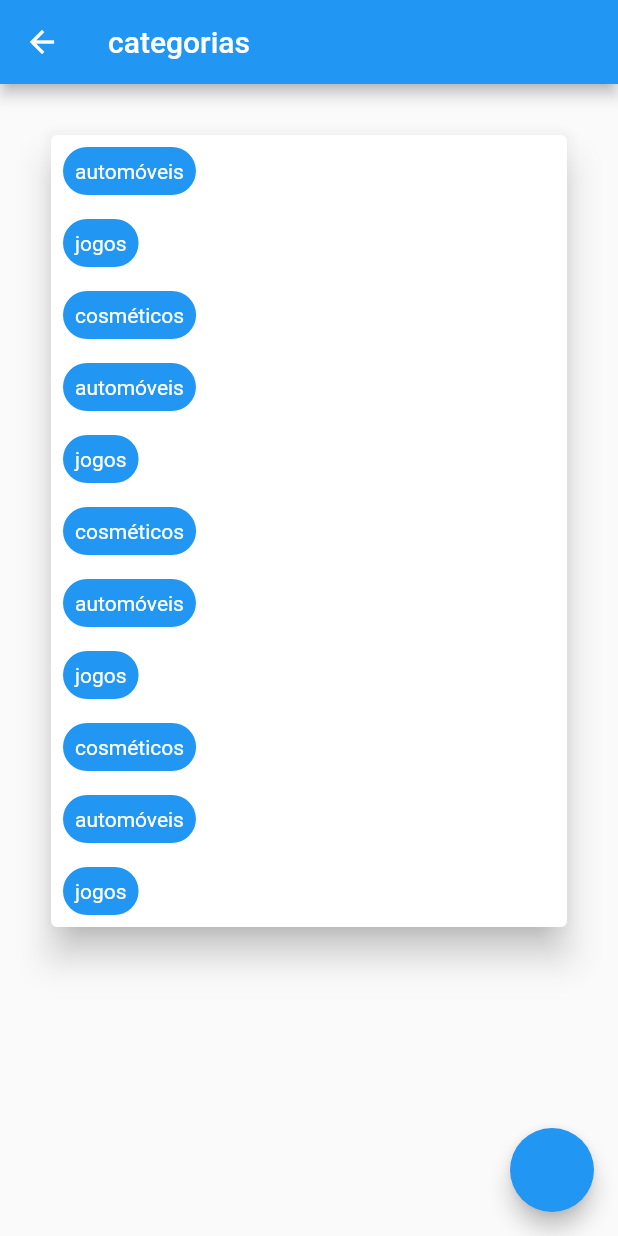
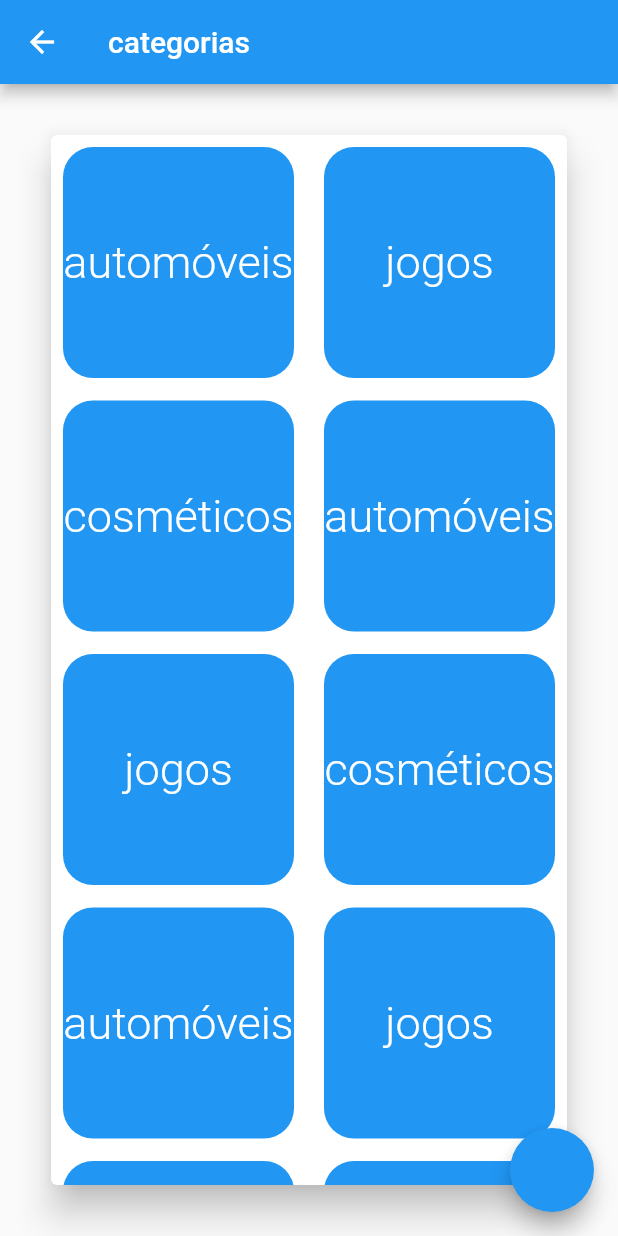
Before and after one commit to Juanzitozito/fluttertest, a Flutter app: the screen it shows after launch, in the side drawer, after a tap on "categorias", on a phone screen of 412 x 824 dp. Run offline on Flutter 3.47's test engine with Material 2 defaults, Android fonts, the phone set to English and light mode, and no system bars; our stand-ins replace date_field, flutter_riverpod, hive_flutter; missing offline and left inert: window_manager; accounts and stored records are empty.

Commit message:
cadastro e listagem de categorias

```diff
--- a/lib/main.dart
+++ b/lib/main.dart
@@ -1,14 +1,10 @@
-import 'dart:ffi';
-
 import 'package:flutter/material.dart';
 import 'package:flutter_riverpod/flutter_riverpod.dart';
-import 'package:fluttertest/entity/categoria.dart';
 import 'package:fluttertest/entity/lancamento.dart';
 import 'package:fluttertest/widgets/lista_lancamento.dart';
 import 'package:fluttertest/widgets/nav_bar.dart';
 import 'package:fluttertest/widgets/new_lancamento.dart';
 import 'package:hive_flutter/adapters.dart';
-import 'package:intl/intl.dart';
 
 void main(List<String> args) async {
   WidgetsFlutterBinding.ensureInitialized();
@@ -53,20 +49,6 @@ class _MyHomePageState extends State<MyHomePage> {
         categoria: 'automóveis')
   ];
 
-  final List<Categoria> _listaCategorias = [
-    Categoria(id: 1, nome: 'automóveis'),
-    Categoria(id: 2, nome: 'jogos'),
-    Categoria(id: 3, nome: 'cosméticos'),
-    Categoria(id: 1, nome: 'automóveis'),
-    Categoria(id: 2, nome: 'jogos'),
-    Categoria(id: 3, nome: 'cosméticos'),
-    Categoria(id: 1, nome: 'automóveis'),
-    Categoria(id: 2, nome: 'jogos'),
-    Categoria(id: 3, nome: 'cosméticos'),
-    Categoria(id: 1, nome: 'automóveis'),
-    Categoria(id: 2, nome: 'jogos'),
-  ];
-
   double totalizador = 0;
 
   void _addNewLancamento(
@@ -94,7 +76,7 @@ class _MyHomePageState extends State<MyHomePage> {
   @override
   Widget build(BuildContext context) {
     return Scaffold(
-      drawer: NavBar(listaCategorias: _listaCategorias),
+      drawer: NavBar(),
       appBar: AppBar(
         title: const Text('My expenses app'),
       ),
--- a/lib/pages/categorias.dart
+++ b/lib/pages/categorias.dart
@@ -1,53 +1,61 @@
 import 'package:flutter/material.dart';
 import 'package:fluttertest/entity/categoria.dart';
+import 'package:fluttertest/widgets/lista_categorias.dart';
+import 'package:fluttertest/widgets/new_categorias.dart';
 
-class Categorias extends StatelessWidget {
-  final List<Categoria>? listaCategorias;
+class Categorias extends StatefulWidget {
+  const Categorias({super.key});
 
-  Categorias({this.listaCategorias});
+  @override
+  State<Categorias> createState() => _CategoriasState();
+}
+
+class _CategoriasState extends State<Categorias> {
+  final List<Categoria> _listaCategorias = [
+    Categoria(id: 1, nome: 'automóveis'),
+    Categoria(id: 2, nome: 'jogos'),
+    Categoria(id: 3, nome: 'cosméticos'),
+    Categoria(id: 1, nome: 'automóveis'),
+    Categoria(id: 2, nome: 'jogos'),
+    Categoria(id: 3, nome: 'cosméticos'),
+    Categoria(id: 1, nome: 'automóveis'),
+    Categoria(id: 2, nome: 'jogos'),
+    Categoria(id: 3, nome: 'cosméticos'),
+    Categoria(id: 1, nome: 'automóveis'),
+    Categoria(id: 2, nome: 'jogos'),
+  ];
+
+  void _addNewCategoria(String nome) {
+    final newLanc = Categoria(nome: nome, id: UniqueKey().hashCode);
+
+    setState(() {
+      _listaCategorias.add(newLanc);
+    });
+  }
+
+  void _startAddCategoria(BuildContext ctx) {
+    showModalBottomSheet(
+        context: ctx,
+        builder: (_) {
+          return NewCategoria(_addNewCategoria);
+        });
+  }
 
   @override
   Widget build(BuildContext context) {
     return Scaffold(
       floatingActionButton: FloatingActionButton(
-        onPressed: () {},
+        onPressed: () {
+          _startAddCategoria(context);
+        },
       ),
       appBar: AppBar(
         title: const Text('categorias'),
       ),
       body: Container(
-        width: double.infinity,
-        padding: const EdgeInsets.all(30),
-        child: Card(
-            elevation: 10,
-            child: SingleChildScrollView(
-              child: Column(
-                crossAxisAlignment: CrossAxisAlignment.start,
-                children: listaCategorias!
-                    .map((e) => Row(
-                          children: [
-                            Column(
-                              children: [
-                                Container(
-                                    margin: const EdgeInsets.all(8),
-                                    padding: const EdgeInsets.all(8),
-                                    decoration: const BoxDecoration(
-                                        color: Colors.blue,
-                                        borderRadius: BorderRadius.all(
-                                            Radius.circular(20))),
-                                    child: Text(
-                                      e.nome,
-                                      style:
-                                          const TextStyle(color: Colors.white),
-                                    )),
-                              ],
-                            ),
-                          ],
-                        ))
-                    .toList(),
-              ),
-            )),
-      ),
+          width: double.infinity,
+          padding: const EdgeInsets.all(30),
+          child: Card(elevation: 10, child: ListaCategorias(_listaCategorias))),
     );
   }
 }
--- /dev/null
+++ b/lib/widgets/grid_items_categorias.dart
@@ -0,0 +1,29 @@
+import 'package:flutter/material.dart';
+import 'package:fluttertest/entity/categoria.dart';
+
+class ItensCategoria extends StatelessWidget {
+  final id;
+  final String nome;
+
+  ItensCategoria(this.id, this.nome);
+
+  @override
+  Widget build(BuildContext context) {
+    return GridTile(
+      child: Container(
+        decoration: const BoxDecoration(
+            color: Colors.blue,
+            borderRadius: BorderRadius.all(Radius.circular(20))),
+        child: Center(
+            child: Text(
+          nome,
+          style: const TextStyle(
+            color: Colors.white,
+            fontSize: 30,
+            fontWeight: FontWeight.w300,
+          ),
+        )),
+      ),
+    );
+  }
+}
--- /dev/null
+++ b/lib/widgets/lista_categorias.dart
@@ -0,0 +1,43 @@
+import 'package:flutter/material.dart';
+import 'package:fluttertest/entity/categoria.dart';
+import 'package:fluttertest/widgets/grid_items_categorias.dart';
+
+class ListaCategorias extends StatelessWidget {
+  final List<Categoria> listaCategorias;
+
+  ListaCategorias(this.listaCategorias);
+
+  @override
+  Widget build(BuildContext context) {
+    return GridView.builder(
+      padding: const EdgeInsets.all(8.0),
+      itemCount: listaCategorias.length,
+      itemBuilder: (context, i) =>
+          ItensCategoria(listaCategorias[i].id, listaCategorias[i].nome),
+      gridDelegate: const SliverGridDelegateWithMaxCrossAxisExtent(
+          maxCrossAxisExtent: 200, mainAxisSpacing: 15, crossAxisSpacing: 20),
+
+      /* Column(
+        crossAxisAlignment: CrossAxisAlignment.start,
+        children: listaCategorias
+            .map(
+              (e) => Column(
+                children: [
+                  Container(
+                      margin: const EdgeInsets.all(8),
+                      padding: const EdgeInsets.all(8),
+                      decoration: const BoxDecoration(
+                          color: Colors.blue,
+                          borderRadius: BorderRadius.all(Radius.circular(20))),
+                      child: Text(
+                        e.nome,
+                        style: const TextStyle(color: Colors.white),
+                      )),
+                ],
+              ),
+            )
+            .toList(),
+      ), */
+    );
+  }
+}
--- a/lib/widgets/lista_lancamento.dart
+++ b/lib/widgets/lista_lancamento.dart
@@ -1,7 +1,4 @@
-import 'package:flutter/cupertino.dart';
 import 'package:flutter/material.dart';
-import 'package:flutter/src/widgets/container.dart';
-import 'package:flutter/src/widgets/framework.dart';
 import 'package:fluttertest/entity/lancamento.dart';
 import 'package:intl/intl.dart';
 
--- a/lib/widgets/nav_bar.dart
+++ b/lib/widgets/nav_bar.dart
@@ -3,10 +3,6 @@ import 'package:fluttertest/entity/categoria.dart';
 import 'package:fluttertest/pages/categorias.dart';
 
 class NavBar extends StatelessWidget {
-  final List<Categoria>? listaCategorias;
-
-  NavBar({this.listaCategorias});
-
   @override
   Widget build(BuildContext context) {
     return Drawer(
@@ -32,11 +28,8 @@ class NavBar extends StatelessWidget {
               color: Colors.blue,
             ),
             onTap: () {
-              Navigator.push(
-                  context,
-                  MaterialPageRoute(
-                      builder: (context) =>
-                          Categorias(listaCategorias: listaCategorias)));
+              Navigator.push(context,
+                  MaterialPageRoute(builder: (context) => Categorias()));
             },
             title: const Text(
               'categorias',
--- a/lib/widgets/new_categorias.dart
+++ b/lib/widgets/new_categorias.dart
@@ -1,11 +1,28 @@
-import 'package:flutter/src/widgets/container.dart';
-import 'package:flutter/src/widgets/framework.dart';
+import 'package:flutter/material.dart';
 
-class NewCategorias extends StatelessWidget {
-  const NewCategorias({super.key});
+class NewCategoria extends StatelessWidget {
+  final nomeController = TextEditingController();
+  final Function addInput;
+
+  NewCategoria(this.addInput, {super.key});
 
   @override
   Widget build(BuildContext context) {
-    return Container();
+    return Card(
+      elevation: 5,
+      child: Column(
+        children: [
+          TextField(
+            decoration: const InputDecoration(labelText: 'nome'),
+            controller: nomeController,
+          ),
+          ElevatedButton(
+              onPressed: () {
+                addInput(nomeController.text);
+              },
+              child: const Text('adicionar'))
+        ],
+      ),
+    );
   }
 }
--- a/lib/widgets/new_lancamento.dart
+++ b/lib/widgets/new_lancamento.dart
@@ -1,7 +1,5 @@
 import 'package:date_field/date_field.dart';
 import 'package:flutter/material.dart';
-import 'package:flutter/src/widgets/container.dart';
-import 'package:flutter/src/widgets/framework.dart';
 
 class NewLancamento extends StatelessWidget {
   final Function addInput;
```
Also changed, not shown: lib/widgets/.dart (deleted).
